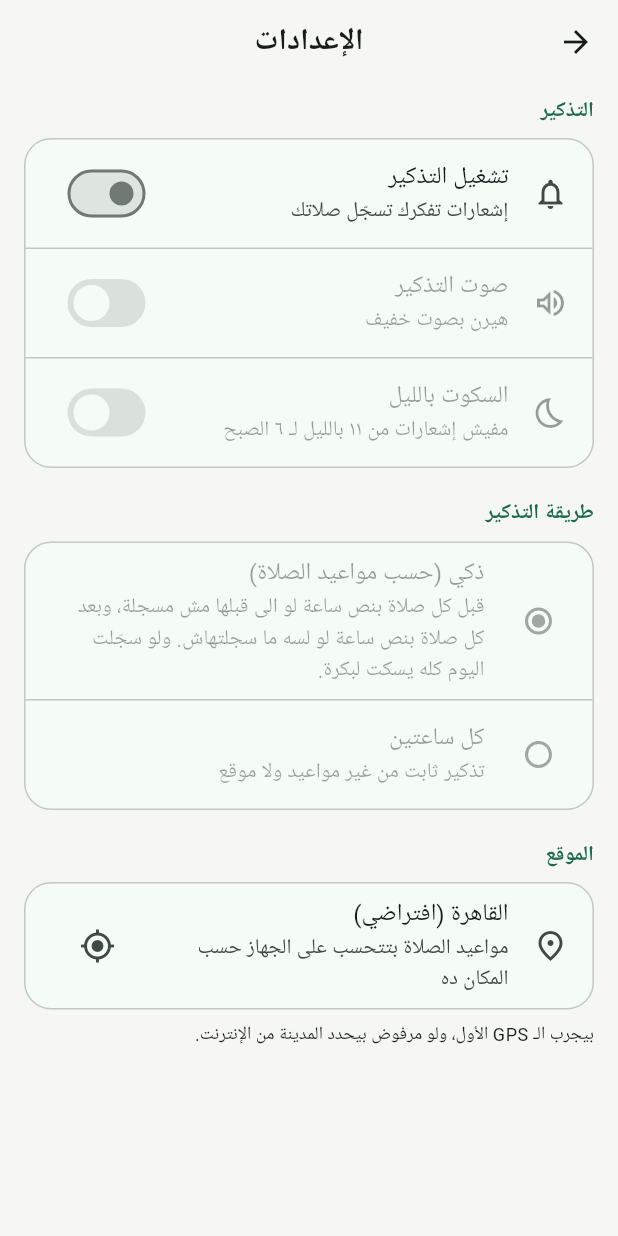
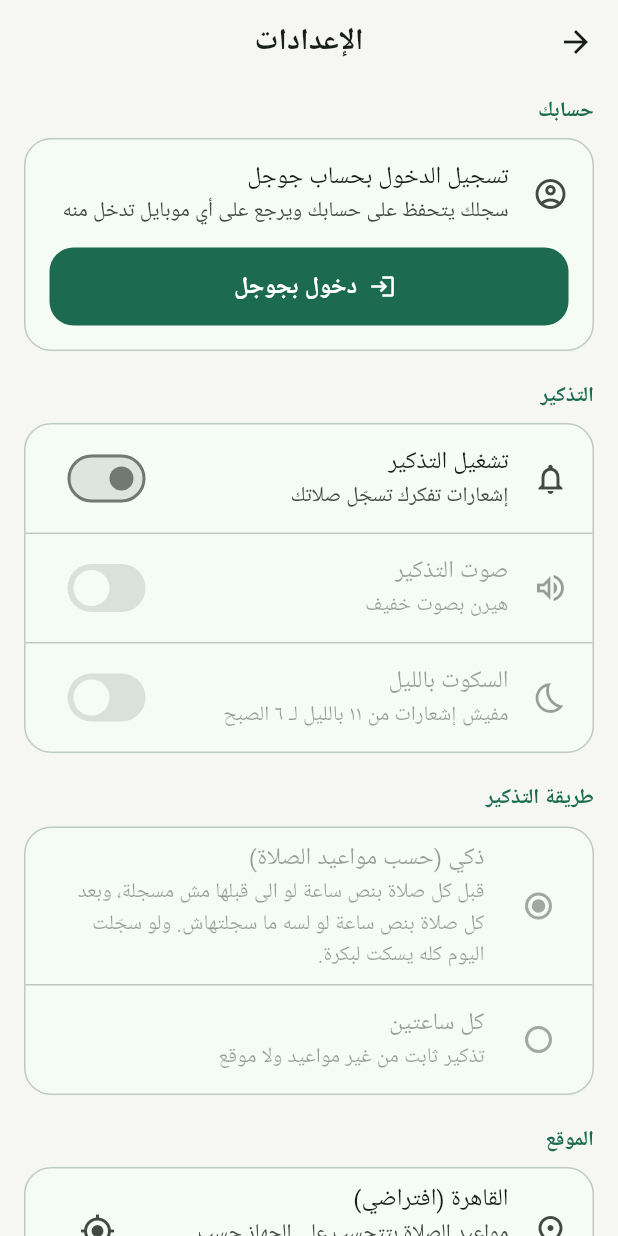
Before and after one commit to emadosama56/Prayer-sheet, a Flutter app: the screen it shows after launch, after a tap on the "settings" icon, on a phone screen of 412 x 824 dp. Run offline on Flutter 3.47's test engine with Material 3 defaults, Android fonts, the phone set to English and light mode, and no system bars; our stand-ins replace adhan, cloud_firestore, firebase_auth, firebase_core, flutter_local_notifications, flutter_timezone and 4 more; accounts and stored records are empty.

Commit message:
Add Google sign-in and per-account sync
The log now syncs to the signed-in account, so it survives a reinstall and
reaches a second phone. Merging is two-way: days and prayers are unioned and
the earlier timestamp wins, so two phones can be merged in either order
without either losing a day. Seven tests cover that, including rubbish coming
back from the server, since a bad merge costs someone their log.

Signing is now pinned to a committed keystore. Release builds were signed with
whatever debug key the machine happened to have, and Google sign-in binds to
the signing SHA-1, so it would have worked once and broken on the next build.
The key carries Android's public debug credentials and is explicitly exempted
from the ignore rule; it is not an upload key.

Everything here is optional. If Firebase cannot start, or sign-in is refused,
the app runs exactly as before on the device's own log and says so, rather
than taking the prayer log down with it.

Sign-in is not usable yet: the supplied google-services.json still has an
empty oauth_client, which is only populated once the Google provider is
enabled in Authentication. firestore.rules is included and needs pasting into
the console — without it the stored logs would be world-readable.

Tests mock firebase_core's Pigeon channels; left unanswered they hang every
test that builds the app.

Co-Authored-By: Claude Opus 5 <noreply@anthropic.com>
Claude-Session: https://claude.ai/code/session_01V5RDHhcyVWCDNW7LPK396k

```diff
--- a/lib/main.dart
+++ b/lib/main.dart
@@ -3,6 +3,7 @@ import 'package:flutter_localizations/flutter_localizations.dart';
 import 'package:intl/date_symbol_data_local.dart';
 
 import 'screens/home_screen.dart';
+import 'services/account_service.dart';
 import 'services/prayer_store.dart';
 import 'services/reminder_service.dart';
 import 'theme.dart';
@@ -17,7 +18,12 @@ Future<void> main() async {
   final reminders = ReminderService();
   await reminders.init();
 
-  runApp(PrayerSheetApp(store: store, reminders: reminders));
+  final account = AccountService();
+  await account.init(store: store);
+
+  runApp(
+    PrayerSheetApp(store: store, reminders: reminders, account: account),
+  );
 }
 
 class PrayerSheetApp extends StatefulWidget {
@@ -25,10 +31,12 @@ class PrayerSheetApp extends StatefulWidget {
     super.key,
     required this.store,
     required this.reminders,
+    required this.account,
   });
 
   final PrayerStore store;
   final ReminderService reminders;
+  final AccountService account;
 
   @override
   State<PrayerSheetApp> createState() => _PrayerSheetAppState();
@@ -41,13 +49,21 @@ class _PrayerSheetAppState extends State<PrayerSheetApp> {
     // A notification handed to the OS cannot change its mind later, so the
     // whole schedule is rebuilt whenever the log does.
     widget.store.addListener(_rescheduleReminders);
+    widget.store.addListener(_syncAccount);
     _rescheduleReminders();
   }
 
   @override
   void dispose() {
     widget.store.removeListener(_rescheduleReminders);
+    widget.store.removeListener(_syncAccount);
     super.dispose();
+  }
+
+  /// Pushes a changed log up, when there is an account to push it to.
+  void _syncAccount() {
+    if (!widget.account.isSignedIn) return;
+    widget.account.sync(widget.store);
   }
 
   void _rescheduleReminders() {
@@ -59,7 +75,9 @@ class _PrayerSheetAppState extends State<PrayerSheetApp> {
   Widget build(BuildContext context) {
     final store = widget.store;
     final reminders = widget.reminders;
-    return ReminderScope(
+    return AccountScope(
+      service: widget.account,
+      child: ReminderScope(
         service: reminders,
         child: PrayerScope(
           store: store,
@@ -76,6 +94,7 @@ class _PrayerSheetAppState extends State<PrayerSheetApp> {
               GlobalCupertinoLocalizations.delegate,
             ],
             home: const HomeScreen(),
+          ),
         ),
       ),
     );
@@ -96,6 +115,21 @@ class PrayerScope extends InheritedNotifier<PrayerStore> {
   }
 }
 
+/// Same idea as [PrayerScope], for the signed-in account.
+class AccountScope extends InheritedNotifier<AccountService> {
+  const AccountScope({
+    super.key,
+    required AccountService service,
+    required super.child,
+  }) : super(notifier: service);
+
+  static AccountService of(BuildContext context) {
+    final scope = context.dependOnInheritedWidgetOfExactType<AccountScope>();
+    assert(scope?.notifier != null, 'No AccountScope in the widget tree');
+    return scope!.notifier!;
+  }
+}
+
 /// Same idea as [PrayerScope], for the reminder schedule.
 class ReminderScope extends InheritedNotifier<ReminderService> {
   const ReminderScope({
--- a/lib/screens/settings_screen.dart
+++ b/lib/screens/settings_screen.dart
@@ -1,4 +1,5 @@
 import 'package:flutter/material.dart';
+import 'package:intl/intl.dart' hide TextDirection;
 
 import '../main.dart';
 import '../services/reminder_service.dart';
@@ -26,6 +27,9 @@ class _SettingsScreenState extends State<SettingsScreen> {
       body: ListView(
         padding: const EdgeInsets.fromLTRB(16, 8, 16, 32),
         children: <Widget>[
+          const _Heading('حسابك'),
+          const _AccountCard(),
+          const SizedBox(height: 20),
           const _Heading('التذكير'),
           _Card(
             children: <Widget>[
@@ -55,8 +59,9 @@ class _SettingsScreenState extends State<SettingsScreen> {
                       ? Icons.volume_up_outlined
                       : Icons.volume_off_outlined,
                 ),
-                onChanged:
-                    isOn ? (bool v) => reminders.setSoundOn(v, store: store) : null,
+                onChanged: isOn
+                    ? (bool v) => reminders.setSoundOn(v, store: store)
+                    : null,
               ),
               const Divider(height: 1),
               SwitchListTile(
@@ -217,3 +222,124 @@ class _Card extends StatelessWidget {
     );
   }
 }
+
+/// Signing in with Google, and what the sync is doing.
+class _AccountCard extends StatelessWidget {
+  const _AccountCard();
+
+  @override
+  Widget build(BuildContext context) {
+    final theme = Theme.of(context);
+    final scheme = theme.colorScheme;
+    final account = AccountScope.of(context);
+    final store = PrayerScope.of(context);
+
+    if (!account.isAvailable) {
+      return _Card(
+        children: <Widget>[
+          ListTile(
+            leading: const Icon(Icons.cloud_off_outlined),
+            title: const Text('الحفظ على حسابك مش متاح'),
+            subtitle: Text(
+              'سجلك محفوظ على الموبايل وبيترجع لو نزّلت التطبيق تاني.',
+              style: theme.textTheme.bodySmall,
+            ),
+          ),
+        ],
+      );
+    }
+
+    if (!account.isSignedIn) {
+      return _Card(
+        children: <Widget>[
+          const ListTile(
+            leading: Icon(Icons.account_circle_outlined),
+            title: Text('تسجيل الدخول بحساب جوجل'),
+            subtitle: Text(
+              'سجلك يتحفظ على حسابك ويرجع على أي موبايل تدخل منه',
+            ),
+          ),
+          Padding(
+            padding: const EdgeInsets.fromLTRB(16, 0, 16, 16),
+            child: FilledButton.icon(
+              onPressed: account.isBusy
+                  ? null
+                  : () async {
+                      final messenger = ScaffoldMessenger.of(context);
+                      final ok = await account.signIn(store);
+                      if (!ok && account.error != null) {
+                        messenger.showSnackBar(
+                          SnackBar(
+                            content:
+                                Text('مقدرتش أسجّل دخولك: ${account.error}'),
+                          ),
+                        );
+                      }
+                    },
+              icon: account.isBusy
+                  ? const SizedBox(
+                      width: 18,
+                      height: 18,
+                      child: CircularProgressIndicator(strokeWidth: 2),
+                    )
+                  : const Icon(Icons.login),
+              label: Text(account.isBusy ? 'جاري الدخول…' : 'دخول بجوجل'),
+            ),
+          ),
+        ],
+      );
+    }
+
+    return _Card(
+      children: <Widget>[
+        ListTile(
+          leading: CircleAvatar(
+            backgroundColor: scheme.primaryContainer,
+            backgroundImage: account.photoUrl == null
+                ? null
+                : NetworkImage(account.photoUrl!),
+            child: account.photoUrl == null
+                ? Icon(Icons.person, color: scheme.onPrimaryContainer)
+                : null,
+          ),
+          title: Text(account.displayName ?? 'حسابك'),
+          subtitle: Text(account.email ?? ''),
+        ),
+        const Divider(height: 1),
+        ListTile(
+          leading: const Icon(Icons.cloud_done_outlined),
+          title: Text(
+            account.lastSyncedAt == null
+                ? 'لسه ما زامنش'
+                : 'آخر حفظ ${DateFormat.jm('ar').format(account.lastSyncedAt!)}',
+          ),
+          subtitle: account.error == null
+              ? const Text('سجلك بيتحفظ على حسابك تلقائي')
+              : Text(
+                  account.error!,
+                  style: TextStyle(color: scheme.error),
+                  maxLines: 2,
+                  overflow: TextOverflow.ellipsis,
+                ),
+          trailing: account.isBusy
+              ? const SizedBox(
+                  width: 18,
+                  height: 18,
+                  child: CircularProgressIndicator(strokeWidth: 2),
+                )
+              : IconButton(
+                  tooltip: 'زامن دلوقتي',
+                  icon: const Icon(Icons.sync),
+                  onPressed: () => account.sync(store),
+                ),
+        ),
+        const Divider(height: 1),
+        ListTile(
+          leading: Icon(Icons.logout, color: scheme.error),
+          title: Text('تسجيل الخروج', style: TextStyle(color: scheme.error)),
+          onTap: account.isBusy ? null : () => account.signOut(),
+        ),
+      ],
+    );
+  }
+}
--- a/pubspec.yaml
+++ b/pubspec.yaml
@@ -2,7 +2,7 @@ name: prayer_sheet
 description: "سجل الصلاة — تطبيق بسيط لتسجيل الصلوات الخمس ومتابعة سجل الأيام السابقة."
 publish_to: 'none'
 
-version: 1.4.0+6
+version: 1.5.0+7
 
 environment:
   sdk: ^3.5.4
@@ -21,6 +21,10 @@ dependencies:
   http: ^1.6.0
   timezone: ^0.9.4
   flutter_timezone: ^4.1.1
+  firebase_core: ^4.7.0
+  firebase_auth: ^6.4.0
+  google_sign_in: ^6.2.2
+  cloud_firestore: ^6.3.0
 
 dev_dependencies:
   flutter_test:
```
Also changed, not shown: lib/services/account_service.dart (added, +156 -0 lines), lib/services/prayer_store.dart (+42 -0 lines), pubspec.lock, 9 other files. Lines whose indentation alone changed are shown as unchanged.
